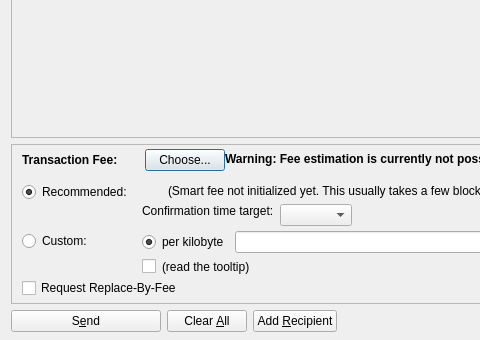
projectpai/paicoin, file src/qt/forms/sendcoinsdialog.ui: the form before one commit; both pictures show x 0 to 480 and y 186 to 526 of the 850 by 526 pixel window.
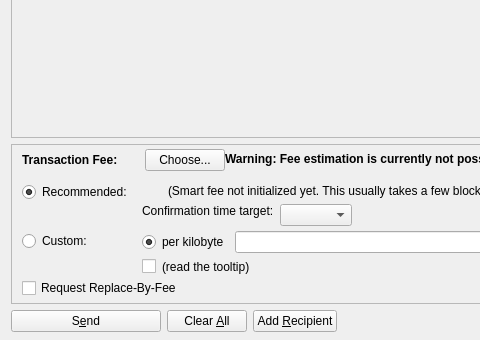
The form after the commit. Icons and pictures are not drawn. Custom widgets are drawn as their Qt base class.

Commit message:
Change base class for Send Receive pages to QWidget
Changed base class for SendCoinsDialog and ReceiveCoinsDialog
classes from QDialog to QWidget

Patch:
```diff
--- a/src/qt/forms/sendcoinsdialog.ui
+++ b/src/qt/forms/sendcoinsdialog.ui
@@ -1,7 +1,7 @@
 <?xml version="1.0" encoding="UTF-8"?>
 <ui version="4.0">
  <class>SendCoinsDialog</class>
- <widget class="QDialog" name="SendCoinsDialog">
+ <widget class="QWidget" name="SendCoinsDialog">
   <property name="geometry">
    <rect>
     <x>0</x>
```
The commit also changes 6 other files.
